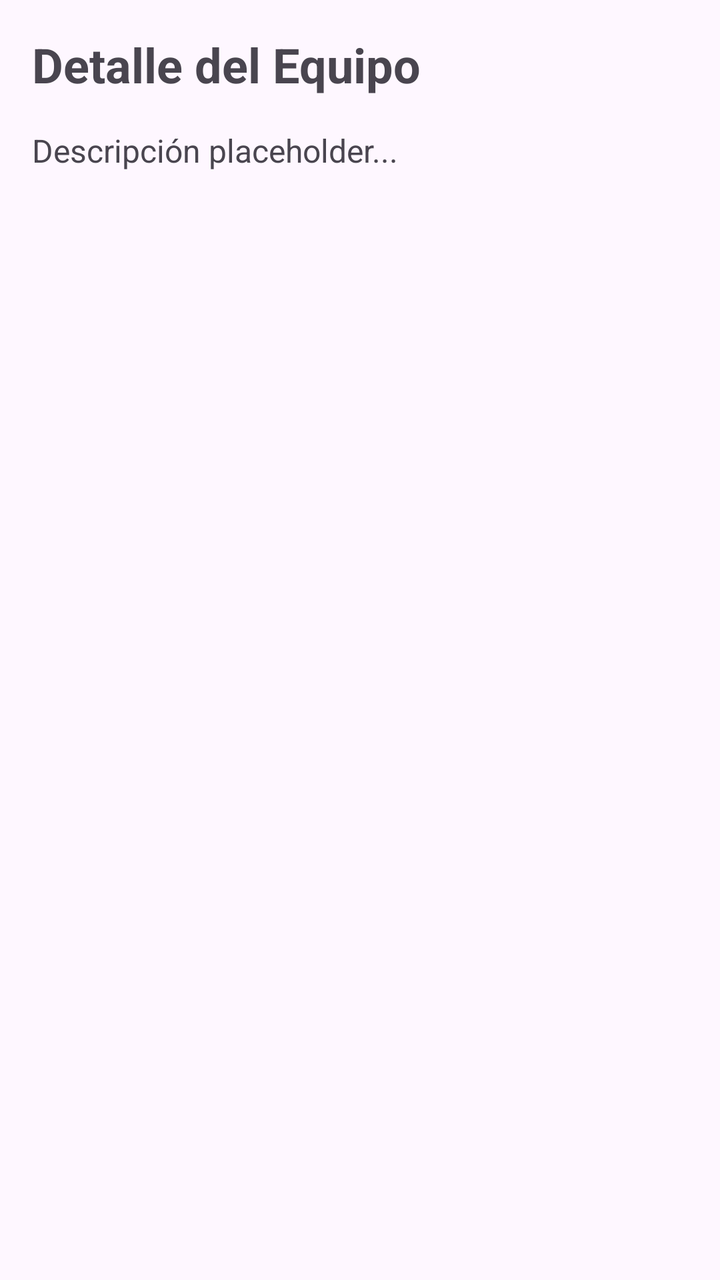
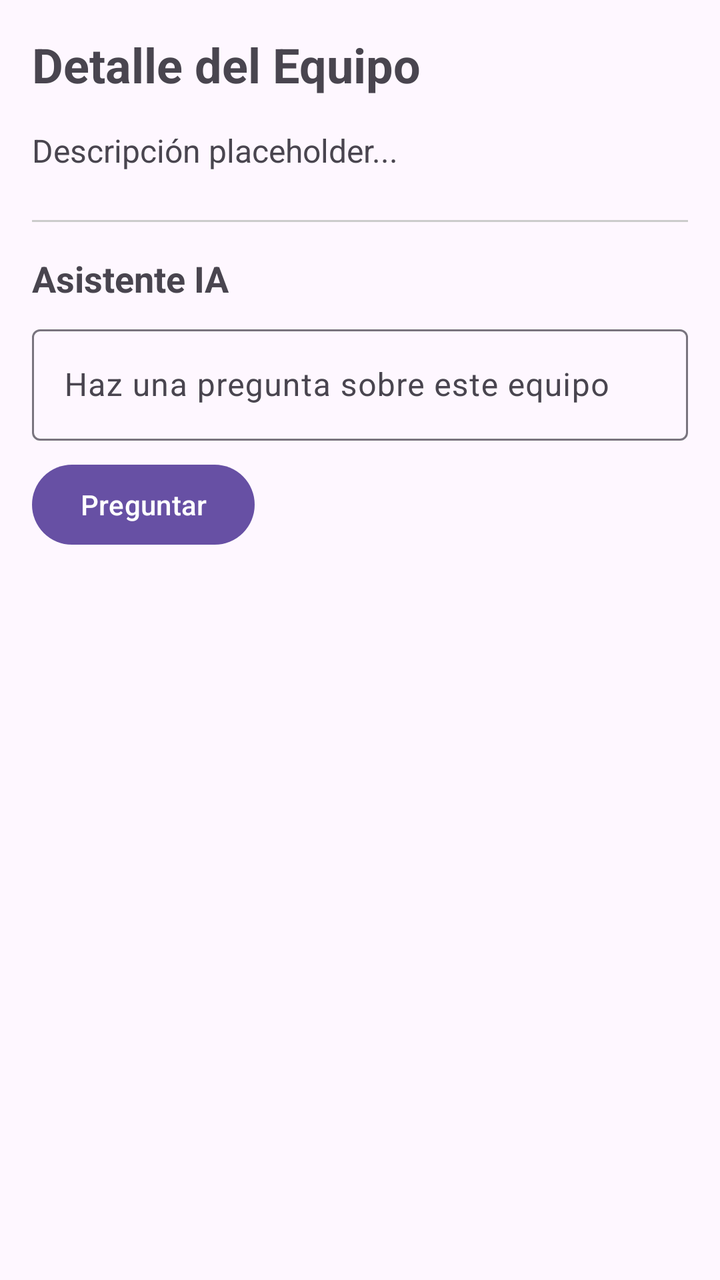

The first picture is an Android layout as it rendered before a commit; the second is the same layout after the commit. The layout source and the unified diff follow.
<!-- AndroidManifest.xml: application theme Theme.LabDetect -->
<!-- res/layout/fragment_detail.xml -->
<?xml version="1.0" encoding="utf-8"?>
<LinearLayout xmlns:android="http://schemas.android.com/apk/res/android"
    android:layout_width="match_parent"
    android:layout_height="match_parent"
    android:orientation="vertical"
    android:padding="16.dp">

    <TextView
        android:id="@+id/tvDetailTitle"
        android:layout_width="wrap_content"
        android:layout_height="wrap_content"
        android:text="Detalle del Equipo"
        android:textSize="24sp"
        android:textStyle="bold" />

    <TextView
        android:id="@+id/tvDetailDescription"
        android:layout_width="wrap_content"
        android:layout_height="wrap_content"
        android:layout_marginTop="16.dp"
        android:text="Descripción placeholder..."
        android:textSize="16sp" />

</LinearLayout>
<!-- resources referenced by this layout -->
<resources>
  <style name="Theme.LabDetect" parent="Base.Theme.LabDetect" />
  <style name="Base.Theme.LabDetect" parent="Theme.Material3.DayNight.NoActionBar">
          
          
      </style>
</resources>

<!-- the commit's change to res/layout/fragment_detail.xml (unified diff, before → after) -->
@@ -21,4 +21,54 @@
         android:text="Descripción placeholder..."
         android:textSize="16sp" />
 
+    <View
+        android:layout_width="match_parent"
+        android:layout_height="1dp"
+        android:layout_marginTop="24.dp"
+        android:background="#CCCCCC" />
+
+    <TextView
+        android:layout_width="wrap_content"
+        android:layout_height="wrap_content"
+        android:layout_marginTop="16.dp"
+        android:text="Asistente IA"
+        android:textSize="18sp"
+        android:textStyle="bold" />
+
+    <com.google.android.material.textfield.TextInputLayout
+        android:id="@+id/tilQuestion"
+        android:layout_width="match_parent"
+        android:layout_height="wrap_content"
+        android:layout_marginTop="8.dp"
+        android:hint="Haz una pregunta sobre este equipo">
+
+        <com.google.android.material.textfield.TextInputEditText
+            android:id="@+id/tietQuestion"
+            android:layout_width="match_parent"
+            android:layout_height="wrap_content" />
+    </com.google.android.material.textfield.TextInputLayout>
+
+    <Button
+        android:id="@+id/btnAsk"
+        android:layout_width="wrap_content"
+        android:layout_height="wrap_content"
+        android:layout_marginTop="8.dp"
+        android:text="Preguntar" />
+
+    <ProgressBar
+        android:id="@+id/pbLoading"
+        android:layout_width="wrap_content"
+        android:layout_height="wrap_content"
+        android:layout_gravity="center"
+        android:layout_marginTop="16.dp"
+        android:visibility="gone" />
+
+    <TextView
+        android:id="@+id/tvAssistantResponse"
+        android:layout_width="match_parent"
+        android:layout_height="wrap_content"
+        android:layout_marginTop="16.dp"
+        android:textSize="14sp"
+        android:textIsSelectable="true" />
+
 </LinearLayout>
